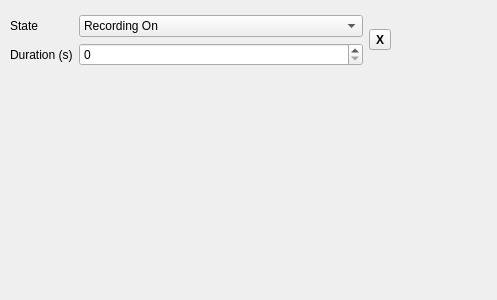
The window that StateConfigBox.ui (gderossi/MicroscopeManagerGUI) describes before a commit, drawn with Qt 5.
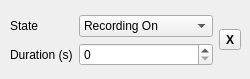
The same window after the commit.

What changed in the file:
```diff
--- a/StateConfigBox.ui
+++ b/StateConfigBox.ui
@@ -6,8 +6,8 @@
    <rect>
     <x>0</x>
     <y>0</y>
-    <width>497</width>
-    <height>300</height>
+    <width>250</width>
+    <height>79</height>
    </rect>
   </property>
   <property name="windowTitle">
@@ -18,7 +18,7 @@
     <rect>
      <x>0</x>
      <y>0</y>
-     <width>401</width>
+     <width>251</width>
      <height>80</height>
     </rect>
    </property>
```
